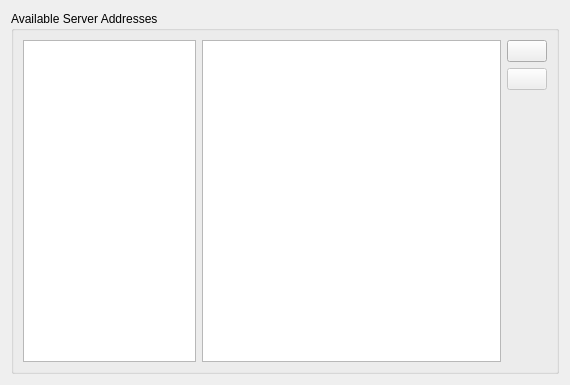
This is client/src/ui/widgets/routing_management_widget.ui in networkoptix/nx_open as Qt 5 draws it before an edit. The edited form follows.
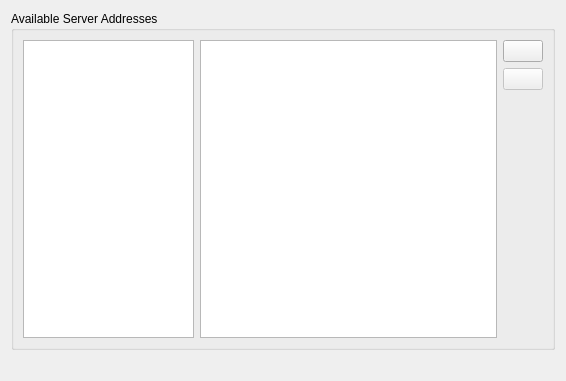
This is the edited form. Icons and pictures are not drawn.

Commit message:
(Bug #3840) Need to show warning if user unset flag near default IP-addresses
<==== Mercurial data ====>
Branch: master

Diff of the .ui file:
```diff
--- a/client/src/ui/widgets/routing_management_widget.ui
+++ b/client/src/ui/widgets/routing_management_widget.ui
@@ -6,14 +6,14 @@
    <rect>
     <x>0</x>
     <y>0</y>
-    <width>570</width>
-    <height>385</height>
+    <width>566</width>
+    <height>381</height>
    </rect>
   </property>
   <property name="windowTitle">
    <string>Form</string>
   </property>
-  <layout class="QHBoxLayout" name="horizontalLayout">
+  <layout class="QVBoxLayout" name="verticalLayout_2">
    <item>
     <widget class="QGroupBox" name="addressesGroupBox">
      <property name="title">
@@ -81,6 +81,13 @@
      </layout>
     </widget>
    </item>
+   <item>
+    <widget class="QLabel" name="warningLabel">
+     <property name="textFormat">
+      <enum>Qt::RichText</enum>
+     </property>
+    </widget>
+   </item>
   </layout>
  </widget>
  <resources>
```
The commit also changes 4 other files.
